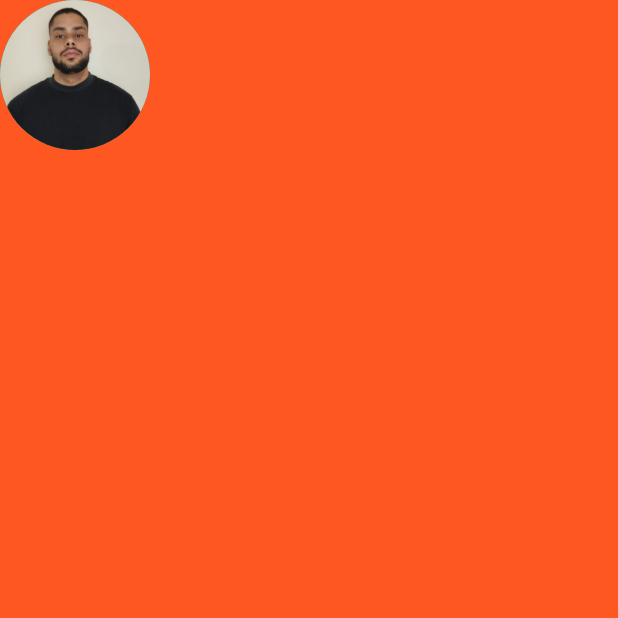
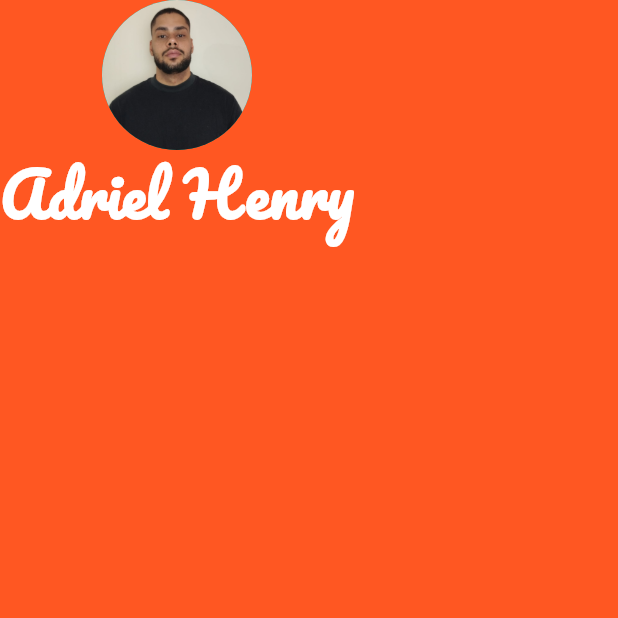
Before and after one commit to adrielhenry33/Mycard, a Flutter app: the screen it shows after launch, on a phone screen of 412 x 824 dp, the top half of it. Run offline on Flutter 3.47's test engine with Material 3 defaults, Android fonts, the phone set to English and light mode, and no system bars.

Commit message:
Fonts creat and add

```diff
--- a/lib/main.dart
+++ b/lib/main.dart
@@ -19,6 +19,16 @@ class MyCard extends StatelessWidget {
                 radius: 50.0,
                 backgroundColor: Colors.teal,
                 backgroundImage: AssetImage('assets/images/img.jpg'),
+              ),
+
+              Text(
+                "Adriel Henry",
+                style: TextStyle(
+                  color: Colors.white,
+                  fontWeight: FontWeight.bold,
+                  fontSize: 40.0,
+                  fontFamily: 'Pacifico'
+                ),
               )
             ]
           )
--- a/pubspec.yaml
+++ b/pubspec.yaml
@@ -62,6 +62,12 @@ flutter:
     - assets/images/img.jpg
   #   - images/a_dot_ham.jpeg
 
+  fonts:
+    - family: Pacifico
+      fonts:
+        - asset: fonts/Pacifico-Regular.ttf
+
+
   # An image asset can refer to one or more resolution-specific "variants", see
   # https://flutter.dev/to/resolution-aware-images
 
```
Also changed, not shown: fonts/Pacifico-Regular.ttf (added), 1 other file.
